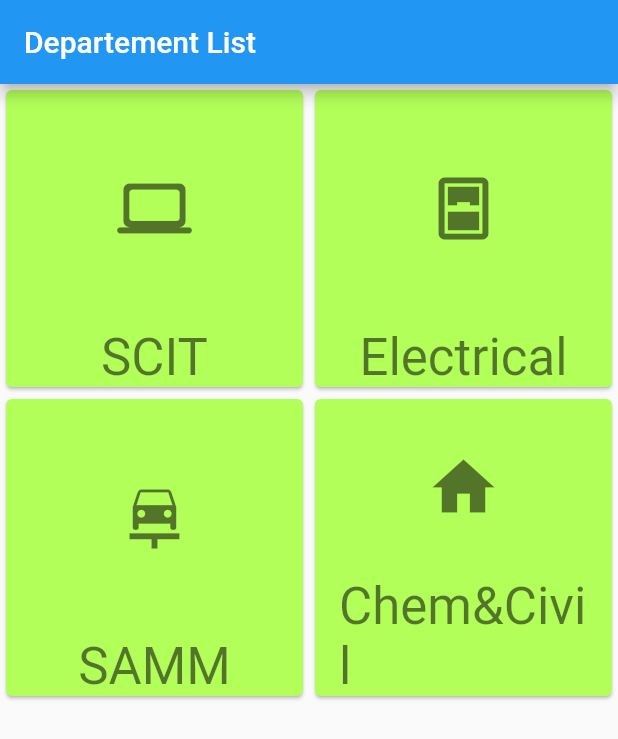
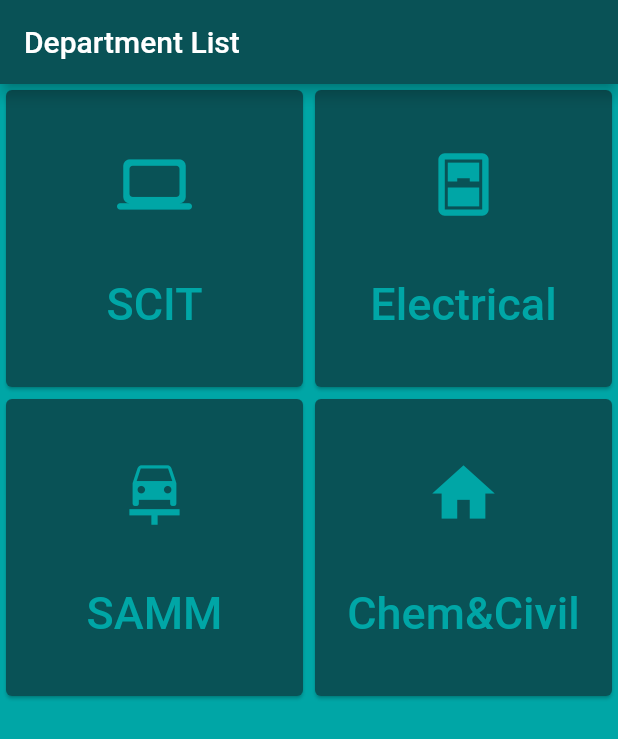
Before and after one commit to YugamShukla/college_app, a Flutter app: the screen it shows after launch, after a tap on "Faculty Stats", on a phone screen of 412 x 824 dp. Shown: the top 739 px of the screen. Run offline on Flutter 3.47's test engine with Material 2 defaults, Android fonts, the phone set to English and light mode, and no system bars.

Commit message:
modified styling throughout

```diff
--- /dev/null
+++ b/lib/constants.dart
@@ -0,0 +1,8 @@
+import 'package:flutter/material.dart';
+
+Color xOrange = Color(0xffD96C06);
+Color xLightBlue = Color(0xff00A6A6);
+Color xYellow = Color(0xffFFDD4A);
+Color xBrown = Color(0xff322214);
+Color xDarkBlue = Color(0xff095256);
+Color xLightYellow = Color(0xffffddaa);
--- a/lib/department.dart
+++ b/lib/department.dart
@@ -1,5 +1,7 @@
 import 'package:college_app/faculty.dart';
 import 'package:flutter/material.dart';
+
+import 'constants.dart';
 
 class DepartmentList extends StatelessWidget {
   @override
@@ -8,9 +10,22 @@ class DepartmentList extends StatelessWidget {
       title: "Department Lists",
       home: Scaffold(
         appBar: AppBar(
-          title: Text("Departement List"),
+          title: Text("Department List"),
+          backgroundColor: xDarkBlue,
         ),
-        body: GridView.count(
+        body: Container(
+          decoration: BoxDecoration(
+            // gradient: LinearGradient(
+            //   begin: Alignment.topLeft,
+            //   end: Alignment.bottomRight,
+            //   colors: [
+            //     xLightYellow,
+            //     xOrange,
+            //   ],
+            // ),
+            color: xLightBlue,
+          ),
+          child: GridView.count(
             crossAxisCount: 2,
             children: List.generate(
               choices.length,
@@ -19,6 +34,7 @@ class DepartmentList extends StatelessWidget {
                   child: SelectCard(choice: choices[index]),
                 );
               },
+            ),
           ),
         ),
       ),
@@ -45,9 +61,12 @@ class SelectCard extends StatelessWidget {
 
   @override
   Widget build(BuildContext context) {
-    final TextStyle textStyle = Theme.of(context).textTheme.display1;
+    final TextStyle textStyle = TextStyle(
+      color: xLightBlue,
+      fontSize: 30,
+    );
     return Card(
-      color: Colors.lightGreenAccent,
+      color: xDarkBlue,
       child: Center(
           child: FlatButton(
         onPressed: () => Navigator.push(
@@ -57,12 +76,17 @@ class SelectCard extends StatelessWidget {
           ),
         ),
         child: Column(
-          mainAxisSize: MainAxisSize.min,
-          crossAxisAlignment: CrossAxisAlignment.center,
+          mainAxisAlignment: MainAxisAlignment.spaceEvenly,
           children: <Widget>[
-            Expanded(
-                child: Icon(choice.icon, size: 50.0, color: textStyle.color)),
-            Text(choice.title, style: textStyle),
+            Icon(
+              choice.icon,
+              size: 50.0,
+              color: xLightBlue,
+            ),
+            Text(
+              choice.title,
+              style: textStyle,
+            ),
           ],
         ),
       )),
--- a/lib/faculty.dart
+++ b/lib/faculty.dart
@@ -1,6 +1,8 @@
 import 'package:college_app/awards_faculty.dart';
 import 'package:college_app/research_faculty.dart';
 import 'package:flutter/material.dart';
+
+import 'constants.dart';
 
 class Faculty extends StatefulWidget {
   @override
@@ -15,10 +17,10 @@ class _FacultyState extends State<Faculty> {
         length: 2,
         child: Scaffold(
           appBar: AppBar(
-            backgroundColor: Color(0xffffffff),
+            backgroundColor: xLightBlue,
             bottom: TabBar(
-              labelColor: Colors.orangeAccent,
-              unselectedLabelColor: Colors.grey,
+              labelColor: xOrange,
+              unselectedLabelColor: Colors.white,
               tabs: [
                 Tab(
                   text: "Research",
@@ -29,10 +31,22 @@ class _FacultyState extends State<Faculty> {
               ],
             ),
           ),
-          body: TabBarView(children: [
-            FacultyResearch(),
-            FacultyAwards(),
-          ]),
+          body: Container(
+            decoration: BoxDecoration(
+              gradient: LinearGradient(
+                begin: Alignment.topLeft,
+                end: Alignment.bottomRight,
+                colors: [
+                  xLightYellow,
+                  xOrange,
+                ],
+              ),
+            ),
+            child: TabBarView(children: [
+              FacultyResearch(),
+              FacultyAwards(),
+            ]),
+          ),
         ),
       ),
     );
--- a/lib/views.dart
+++ b/lib/views.dart
@@ -1,3 +1,4 @@
+import 'package:college_app/constants.dart';
 import 'package:college_app/department.dart';
 import 'package:college_app/faculty.dart';
 import 'package:flutter/material.dart';
@@ -11,19 +12,29 @@ class _ViewsState extends State<Views> {
   @override
   Widget build(BuildContext context) {
     return Scaffold(
-      appBar: AppBar(
-        title: Text("Views"),
+      // appBar: AppBar(
+      //   title: Text("Views"),
+      //   backgroundColor: xLightBlue,
+      // ),
+      body: Container(
+        decoration: BoxDecoration(
+          gradient: LinearGradient(
+            begin: Alignment.topLeft,
+            end: Alignment.bottomRight,
+            colors: [
+              xLightYellow,
+              xOrange,
+            ],
           ),
-      body: ListView(
+        ),
+        child: Column(
+          mainAxisAlignment: MainAxisAlignment.center,
           children: [
             Center(
               child: Column(
                 mainAxisAlignment: MainAxisAlignment.start,
                 crossAxisAlignment: CrossAxisAlignment.center,
                 children: [
-                new Container(
-                  height: 60,
-                ),
                   CircleAvatar(
                     backgroundColor: Colors.transparent,
                     radius: 100,
@@ -34,8 +45,14 @@ class _ViewsState extends State<Views> {
                       children: <Widget>[
                         Padding(
                           padding: const EdgeInsets.all(5.0),
-                        child: new Text("Welcome to Info@MUJ",
-                            style: new TextStyle(fontSize: 30.0)),
+                          child: new Text(
+                            "Welcome to Info@MUJ",
+                            style: new TextStyle(
+                              fontSize: 30.0,
+                              color: xBrown,
+                              fontWeight: FontWeight.bold,
+                            ),
+                          ),
                         ),
                       ]),
                   new Container(
@@ -55,7 +72,7 @@ class _ViewsState extends State<Views> {
                     ),
                     child: Text("Faculty Stats"),
                     textColor: Colors.white,
-                  color: Colors.lightBlueAccent,
+                    color: xLightBlue,
                   ),
                   new Container(
                     height: 20,
@@ -74,13 +91,17 @@ class _ViewsState extends State<Views> {
                     ),
                     child: Text("Student Stats"),
                     textColor: Colors.white,
-                  color: Colors.lightBlueAccent,
+                    color: xLightBlue,
+                  ),
+                  Container(
+                    height: 20,
                   ),
                 ],
               ),
             ),
           ],
         ),
+      ),
     );
   }
 }
```
Also changed, not shown: pubspec.lock. Lines whose indentation alone changed are shown as unchanged.
